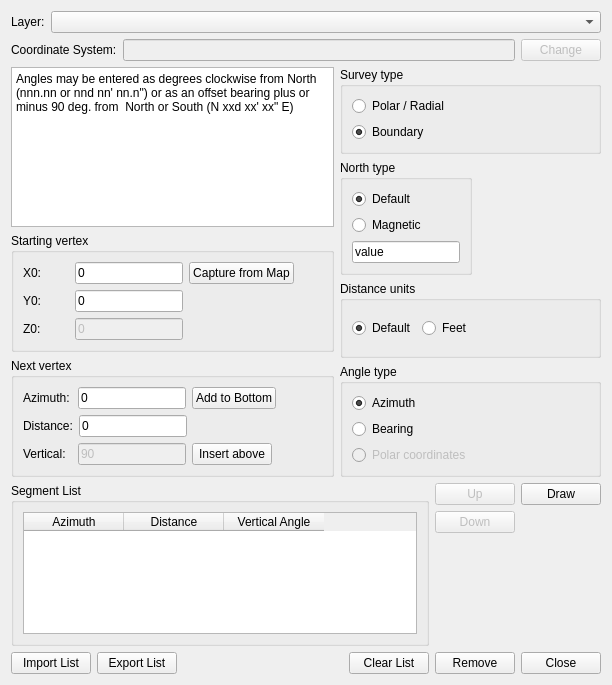
Before: the Qt Designer form ui.ui in mpetroff/qgsazimuth, drawn with Qt 5.
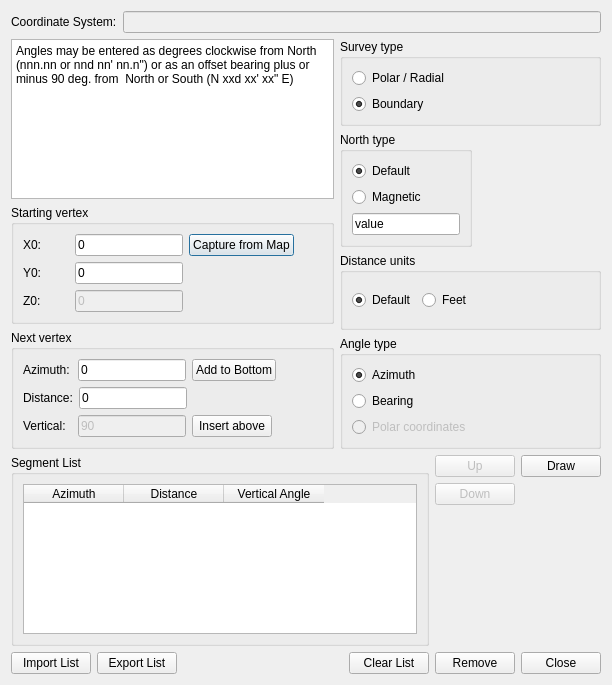
After: the same form once the commit is applied.

Patch:
```diff
--- a/ui.ui
+++ b/ui.ui
@@ -15,29 +15,6 @@
   <layout class="QVBoxLayout" name="verticalLayout_13" >
    <item>
     <layout class="QVBoxLayout" name="verticalLayout_3" >
-     <item>
-      <layout class="QHBoxLayout" name="horizontalLayout_13" >
-       <item>
-        <widget class="QLabel" name="label" >
-         <property name="sizePolicy" >
-          <sizepolicy vsizetype="Preferred" hsizetype="Fixed" >
-           <horstretch>0</horstretch>
-           <verstretch>0</verstretch>
-          </sizepolicy>
-         </property>
-         <property name="text" >
-          <string>Layer:</string>
-         </property>
-         <property name="buddy" >
-          <cstring>comboBox_layers</cstring>
-         </property>
-        </widget>
-       </item>
-       <item>
-        <widget class="QComboBox" name="comboBox_layers" />
-       </item>
-      </layout>
-     </item>
      <item>
       <layout class="QHBoxLayout" name="horizontalLayout_14" >
        <item>
@@ -63,22 +40,6 @@
          </property>
         </widget>
        </item>
-       <item>
-        <widget class="QPushButton" name="pushButton_crsChg" >
-         <property name="enabled" >
-          <bool>false</bool>
-         </property>
-         <property name="sizePolicy" >
-          <sizepolicy vsizetype="Fixed" hsizetype="Fixed" >
-           <horstretch>0</horstretch>
-           <verstretch>0</verstretch>
-          </sizepolicy>
-         </property>
-         <property name="text" >
-          <string>Change</string>
-         </property>
-        </widget>
-       </item>
       </layout>
      </item>
     </layout>
```
Left out of the diff: 2 changed lines with no effect on the pictures.
